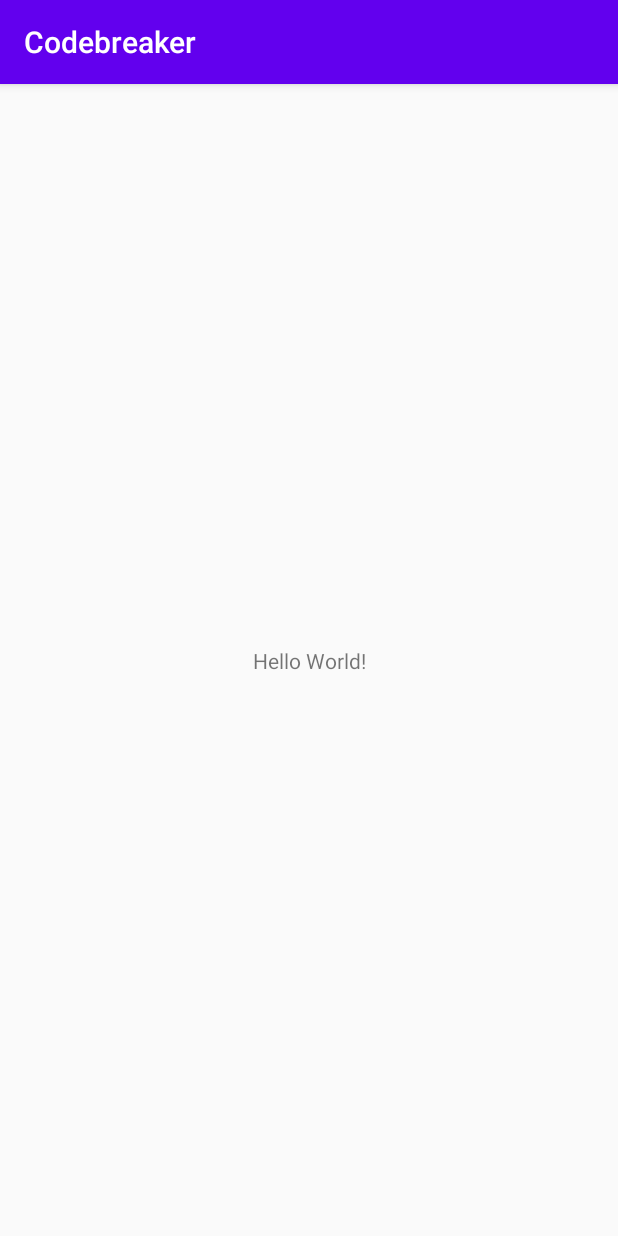
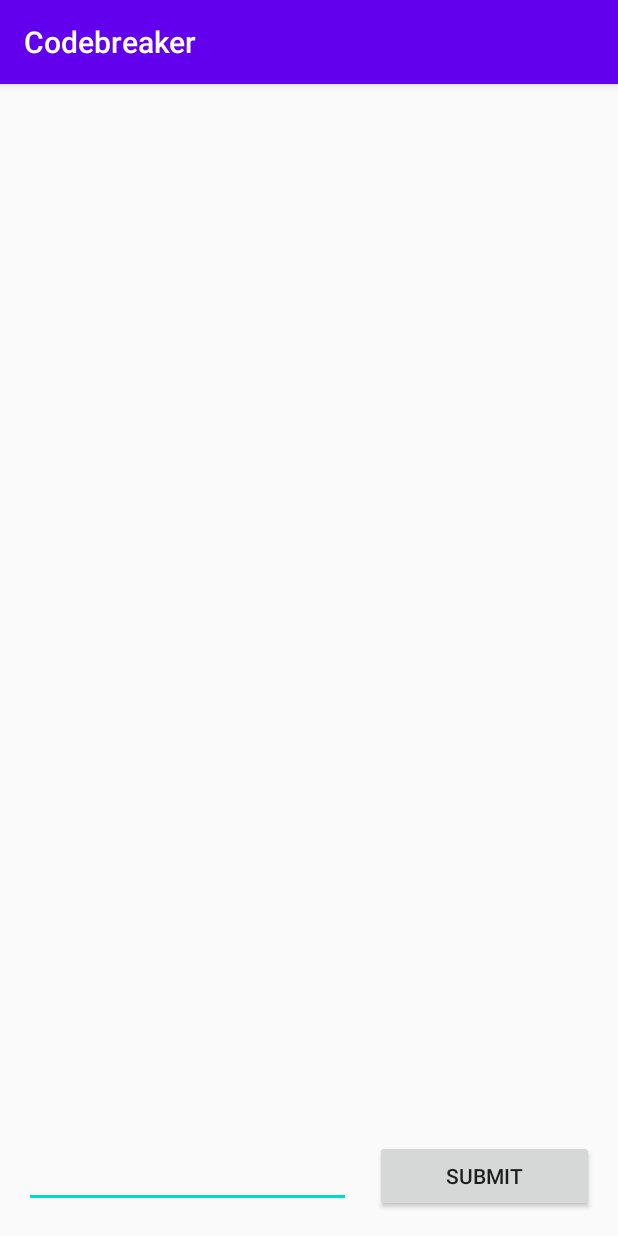
Before and after one commit to shifdub/codebreaker-android, an Android app: the screen it shows after launch (MainActivity), on a phone screen of 412 x 824 dp. Run offline under Robolectric (Android 15) with nearby library versions, the phone set to English and light mode, and no system bars.

Commit message:
added xml layout code

```diff
--- a/app/src/main/AndroidManifest.xml
+++ b/app/src/main/AndroidManifest.xml
@@ -2,8 +2,10 @@
 <manifest xmlns:android="http://schemas.android.com/apk/res/android"
   package="edu.cnm.deepdive.codebreaker">
 
+<!--  TODO Re-enable allowsBackup in production-->
+
   <application
-    android:allowBackup="true"
+    android:allowBackup="false"
     android:icon="@mipmap/ic_launcher"
     android:label="@string/app_name"
     android:roundIcon="@mipmap/ic_launcher_round"
--- a/app/src/main/res/layout/activity_main.xml
+++ b/app/src/main/res/layout/activity_main.xml
@@ -6,13 +6,42 @@
   android:layout_width="match_parent"
   android:layout_height="match_parent"
   tools:context=".MainActivity">
-  <TextView
-    android:layout_width="wrap_content"
+
+  <ListView
+    android:id="@+id/guess_list"
+    android:layout_width="match_parent"
+    android:layout_height="0dp"
+    app:layout_constraintTop_toTopOf="parent"
+    app:layout_constrainStart_toStartof="parent"
+    app:layout_constraintBottom_toTopOf="@id/guess_controls"/>
+
+  <LinearLayout
+    android:id="@+id/guess_controls"
+    android:layout_width="match_parent"
     android:layout_height="wrap_content"
-    android:text="Hello World!"
+    android:orientation="horizontal"
+    android:padding="8dp"
+    app:layout_constraintStart_toStartOf="parent"
     app:layout_constraintBottom_toBottomOf="parent"
-    app:layout_constraintLeft_toLeftOf="parent"
-    app:layout_constraintRight_toRightOf="parent"
-    app:layout_constraintTop_toTopOf="parent"/>
+    android:gravity="end">
+
+    <EditText
+      android:id="@+id/guess"
+      android:layout_width="0dp"
+      android:layout_height="wrap_content"
+      android:layout_weight="3"
+      android:layout_margin="8dp"
+      android:inputType="textCapCharacters"/>
+    <Button
+      android:id="@+id/submit"
+      android:layout_width="0dp"
+      android:layout_height="wrap_content"
+      android:layout_weight="2"
+      android:layout_margin="8dp"
+      android:text="@string/submit"/>
+
+
+  </LinearLayout>
+
 
 </androidx.constraintlayout.widget.ConstraintLayout>
--- a/app/src/main/res/values/strings.xml
+++ b/app/src/main/res/values/strings.xml
@@ -1,3 +1,4 @@
 <resources>
   <string name="app_name">Codebreaker</string>
+  <string name="submit">Submit</string>
 </resources>
```
